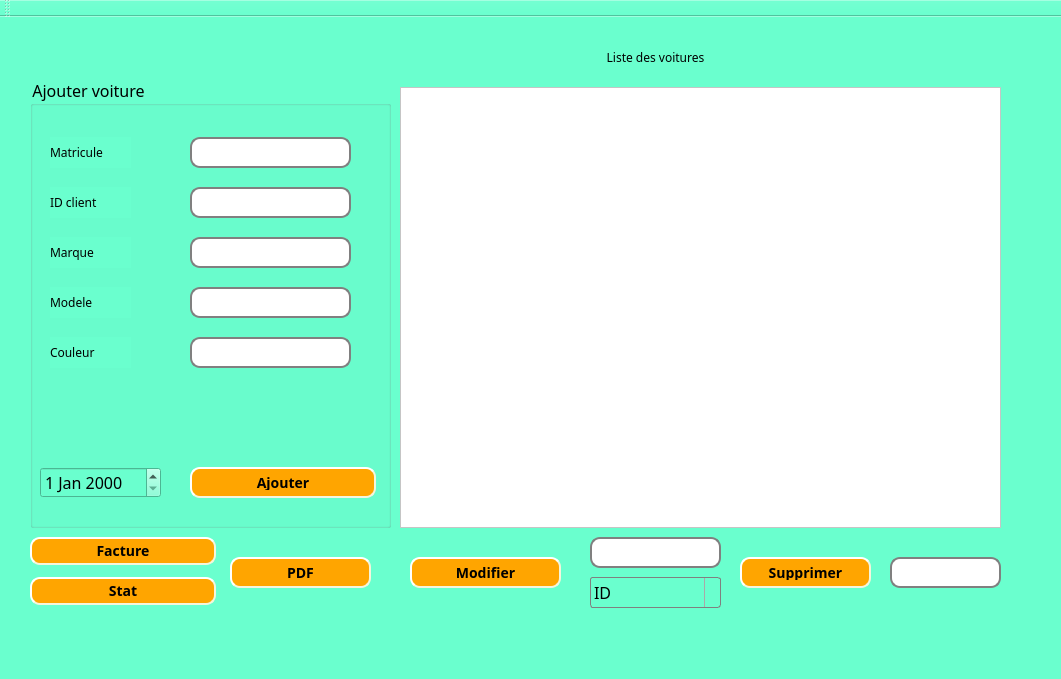
The window that mainwindow.ui (firastourki99/smartgarage) describes before a commit, drawn with Qt 5.
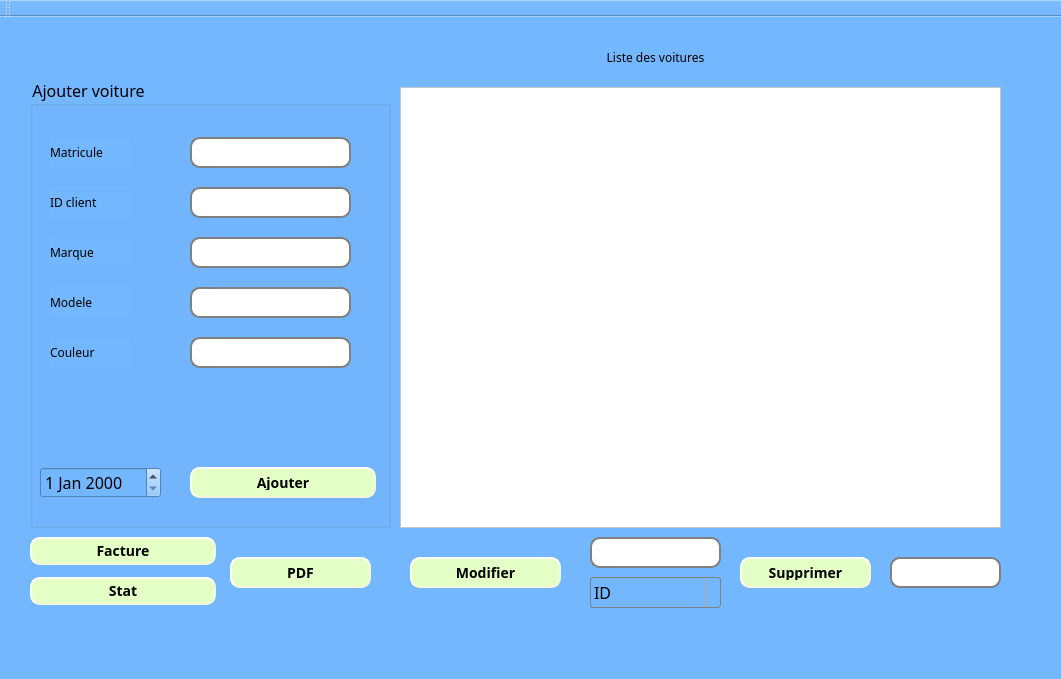
The same window after the commit. Icons and pictures are not drawn.

Commit message: amelioration design

The edit to the form file:
```diff
--- a/mainwindow.ui
+++ b/mainwindow.ui
@@ -15,14 +15,13 @@
   </property>
   <property name="styleSheet">
    <string notr="true">*{
-	background-color: rgb(170, 255, 127);
-	background-color: rgb(106, 255, 206);
+	background-color: rgb(115, 183, 255);
 	font-family : century gothic;
 	font-size : 16px;
 }
 
 QPushButton {
-    background-color: orange;
+    background-color: rgb(228, 255, 198);
     border-style: outset;
     border-width: 2px;
     border-radius: 10px;
@@ -44,7 +43,7 @@
 }
 
 QComboBox:editable {
-    background: white;
+    background: rgb(115, 183, 255);
 }
 
 QComboBox:!editable, QComboBox::drop-down:editable {
```
Left out of the diff: 2 changed lines with no effect on the pictures. The commit also changes 2 other files.
